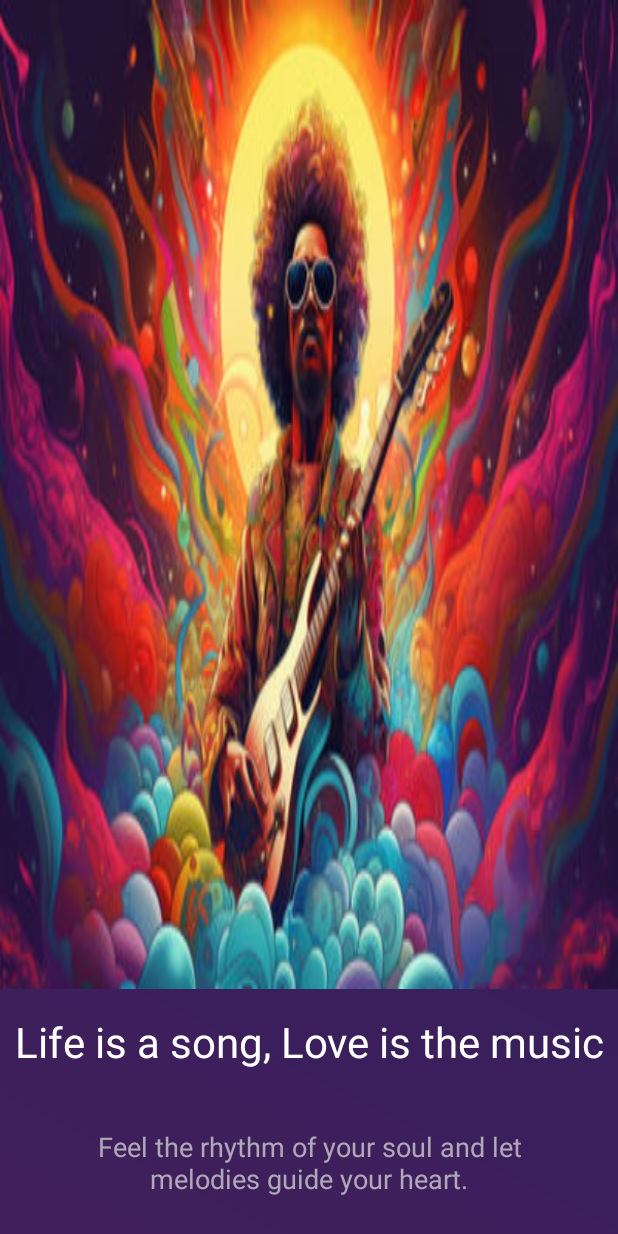
After one commit to Thangwtran/Hybrid-Android-Music-App, an Android app: the layout fragment_splash.xml on its own in the app's theme, with its tools: preview values and no code run, on a phone screen of 412 x 824 dp. The commit adds this screen. Run offline under Robolectric (Android 15) with nearby library versions, the phone set to English and light mode, and no system bars.

Commit message:
done splash

```diff
--- /dev/null
+++ b/app/src/main/res/layout/fragment_splash.xml
@@ -0,0 +1,59 @@
+<?xml version="1.0" encoding="utf-8"?>
+<androidx.constraintlayout.widget.ConstraintLayout xmlns:android="http://schemas.android.com/apk/res/android"
+    xmlns:app="http://schemas.android.com/apk/res-auto"
+    xmlns:tools="http://schemas.android.com/tools"
+    android:layout_width="match_parent"
+    android:layout_height="match_parent"
+    android:background="@drawable/main_background"
+    tools:context=".ui.splash.SplashFragment">
+
+
+    <ImageView
+        android:id="@+id/img_splash"
+        android:layout_width="0dp"
+        android:layout_height="0dp"
+        android:scaleType="fitXY"
+        android:src="@drawable/splash1"
+        app:layout_constraintBottom_toTopOf="@+id/guideline2"
+        app:layout_constraintEnd_toEndOf="parent"
+        app:layout_constraintStart_toStartOf="parent"
+        app:layout_constraintTop_toTopOf="parent" />
+
+    <TextView
+        android:id="@+id/title_splash"
+        android:layout_width="wrap_content"
+        android:layout_height="wrap_content"
+        android:layout_marginStart="16dp"
+        android:layout_marginTop="16dp"
+        android:layout_marginEnd="16dp"
+        android:text="@string/onboarding_title1"
+        android:textColor="@color/white"
+        android:textSize="@dimen/text_headline"
+        app:layout_constraintEnd_toEndOf="parent"
+        app:layout_constraintStart_toStartOf="parent"
+        app:layout_constraintTop_toTopOf="@+id/guideline2" />
+
+    <TextView
+        android:id="@+id/desc_splash"
+        android:layout_width="0dp"
+        android:layout_height="wrap_content"
+        android:layout_marginStart="32dp"
+        android:layout_marginTop="12dp"
+        android:layout_marginEnd="32dp"
+        android:gravity="center"
+        android:text="@string/onboarding_des1"
+        android:textColor="@color/gray"
+        android:textSize="@dimen/text_large"
+        app:layout_constraintBottom_toBottomOf="parent"
+        app:layout_constraintEnd_toEndOf="parent"
+        app:layout_constraintHorizontal_bias="0.0"
+        app:layout_constraintStart_toStartOf="parent"
+        app:layout_constraintTop_toBottomOf="@+id/title_splash" />
+
+    <androidx.constraintlayout.widget.Guideline
+        android:id="@+id/guideline2"
+        android:layout_width="wrap_content"
+        android:layout_height="wrap_content"
+        android:orientation="horizontal"
+        app:layout_constraintGuide_percent="0.8" />
+</androidx.constraintlayout.widget.ConstraintLayout>
```
Also changed, not shown: app/src/main/java/com/example/hybridmusicapp/ui/splash/SplashActivity.kt (+19 -8 lines), app/src/main/java/com/example/hybridmusicapp/ui/splash/SplashFragment.kt (added, +41 -0 lines), app/src/main/java/com/example/hybridmusicapp/ui/splash/ViewPagerAdapter.kt (added, +34 -0 lines), app/src/main/java/com/example/hybridmusicapp/ui/splash/fragment/SplashFragment1.kt (deleted, +0 -11 lines), app/src/main/java/com/example/hybridmusicapp/ui/splash/fragment/SplashFragment2.kt (deleted, +0 -11 lines), app/src/main/java/com/example/hybridmusicapp/ui/splash/fragment/SplashFragment3.kt (deleted, +0 -11 lines), app/src/main/res/layout/activity_splash.xml (+11 -17 lines), app/src/main/res/layout/fragment_splash1.xml (deleted, +0 -14 lines), app/src/main/res/layout/fragment_splash2.xml (deleted, +0 -14 lines), app/src/main/res/layout/fragment_splash3.xml (deleted, +0 -14 lines), app/src/main/res/values/dimens.xml (+9 -2 lines).
